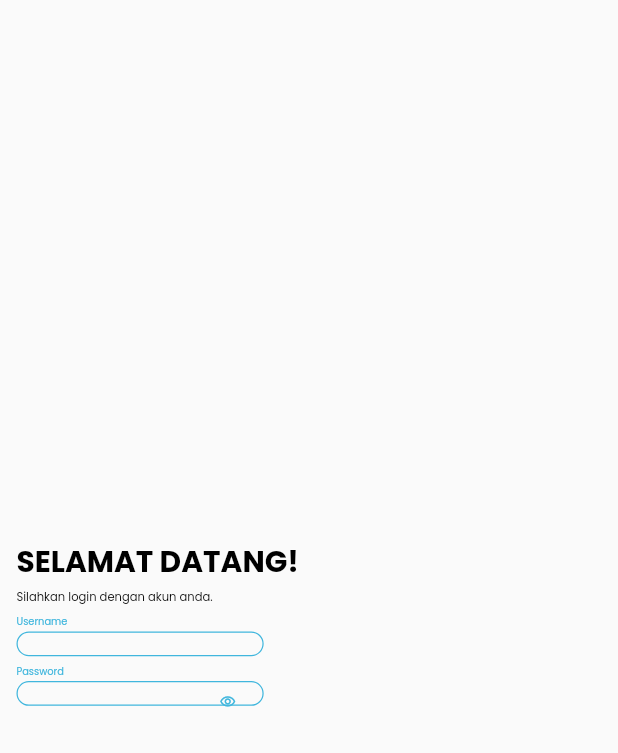
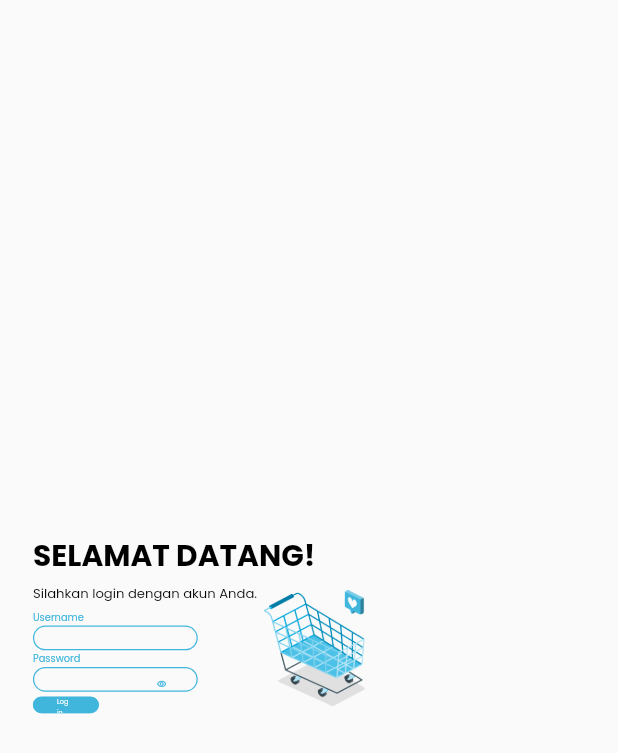
Before and after one commit to ajur-ajur/smart_webapp, a Flutter app: the screen it shows after launch, on a phone screen of 412 x 824 dp. Shown: the top 753 px of the screen. Run offline on Flutter 3.47's test engine with Material 2 defaults, Android fonts, the phone set to English and light mode, and no system bars.

Commit message:
login page

```diff
--- a/lib/src/screens/login.dart
+++ b/lib/src/screens/login.dart
@@ -30,31 +30,40 @@ class _LoginPageState extends State<LoginPage> {
   Widget buildUI() {
     return Container(
       padding: EdgeInsets.all(10 * scaleFactor),
+      child: Padding(
+        padding: EdgeInsets.all(10.0 * scaleFactor),
         child: Column(
           mainAxisAlignment: MainAxisAlignment.center,
           crossAxisAlignment: CrossAxisAlignment.start,
           children: [
             Text(
               'SELAMAT DATANG!',
-            style: HeadLine(18 * scaleFactor, LightTheme.themeBlack).boldStyle,
+              style:
+                  HeadLine(18 * scaleFactor, LightTheme.themeBlack).boldStyle,
             ),
+            Row(
+              mainAxisAlignment: MainAxisAlignment.start,
+              children: [
+                Column(
+                  mainAxisAlignment: MainAxisAlignment.center,
+                  crossAxisAlignment: CrossAxisAlignment.start,
+                  children: [
                     Text(
-            'Silahkan login dengan akun anda.',
-            style:
-                ButtonLink(7 * scaleFactor, LightTheme.themeBlack).regularStyle,
+                      'Silahkan login dengan akun Anda.',
+                      style: ButtonLink(8 * scaleFactor, LightTheme.themeBlack)
+                          .regularStyle,
                     ),
                     SizedBox(
                       height: 5 * scaleFactor,
                     ),
                     Text(
                       'Username',
-            style:
-                ButtonLink(6 * scaleFactor, LightTheme.primacCyan).regularStyle,
+                      style: ButtonLink(6 * scaleFactor, LightTheme.primacCyan)
+                          .regularStyle,
                     ),
-          SizedBox(height: 1 * scaleFactor),
                     SizedBox(
                       height: 15 * scaleFactor,
-            width: 150 * scaleFactor,
+                      width: 100 * scaleFactor,
                       child: TextField(
                         decoration: InputDecoration(
                           enabledBorder: OutlineInputBorder(
@@ -75,23 +84,22 @@ class _LoginPageState extends State<LoginPage> {
                       ),
                     ),
                     SizedBox(
-            height: 5 * scaleFactor,
+                      height: 1 * scaleFactor,
                     ),
                     Text(
                       'Password',
-            style:
-                ButtonLink(6 * scaleFactor, LightTheme.primacCyan).regularStyle,
+                      style: ButtonLink(6 * scaleFactor, LightTheme.primacCyan)
+                          .regularStyle,
                     ),
-          SizedBox(height: 1 * scaleFactor),
                     SizedBox(
                       height: 15 * scaleFactor,
-            width: 150 * scaleFactor,
+                      width: 100 * scaleFactor,
                       child: TextField(
                         obscureText: obscureText,
                         decoration: InputDecoration(
                           suffixIcon: IconButton(
-                  iconSize: 10 * scaleFactor,
-                  splashRadius: 5 * scaleFactor,
+                            iconSize: 6 * scaleFactor,
+                            splashRadius: 3 * scaleFactor,
                             color: LightTheme.primacCyan,
                             icon: Icon(
                               obscureText
@@ -123,8 +131,51 @@ class _LoginPageState extends State<LoginPage> {
                         ),
                       ),
                     ),
-          SizedBox(height: 1 * scaleFactor),
+                    SizedBox(height: 3 * scaleFactor),
+                    SizedBox(
+                      height: 10 * scaleFactor,
+                      width: 40 * scaleFactor,
+                      child: ElevatedButton(
+                        style: ElevatedButton.styleFrom(
+                          shape: RoundedRectangleBorder(
+                            borderRadius: BorderRadius.circular(20.0),
+                            side: BorderSide(
+                                color: LightTheme.primacCyan,
+                                width: 0.5 * scaleFactor),
+                          ),
+                          backgroundColor: LightTheme.primacCyan,
+                          shadowColor: Colors.transparent,
+                        ),
+                        onPressed: () {
+                          Navigator.push(
+                            context,
+                            MaterialPageRoute(
+                                builder: (context) => const LoginPage()),
+                          );
+                        },
+                        child: Text(
+                          'Log in',
+                          style:
+                              ButtonLink(4 * scaleFactor, LightTheme.themeWhite)
+                                  .regularStyle,
+                        ),
+                      ),
+                    ),
                   ],
+                ),
+                Align(
+                  alignment: Alignment.centerLeft,
+                  child: Image.asset(
+                    'assets/images/welcome cart.png',
+                    width: 70 * scaleFactor,
+                    height: 70 * scaleFactor,
+                    scale: 0.1 * scaleFactor,
+                  ),
+                ),
+              ],
+            ),
+          ],
+        ),
       ),
     );
   }
--- a/lib/src/screens/splash.dart
+++ b/lib/src/screens/splash.dart
@@ -29,7 +29,7 @@ class _SplashScreenState extends State<SplashScreen> {
   void initState() {
     super.initState();
     Timer(
-      const Duration(seconds: 0),
+      const Duration(seconds: 1),
       () {
         Navigator.pushReplacement(
           context,
```
Lines whose indentation alone changed are shown as unchanged.
